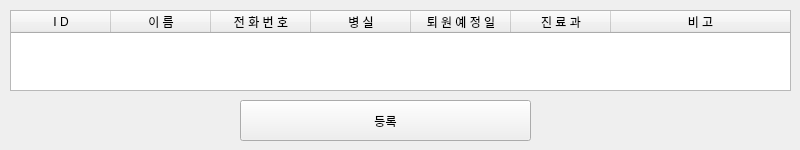
The window that register.ui (vinca0224/InpatientProgram) describes before a commit, drawn with Qt 5.
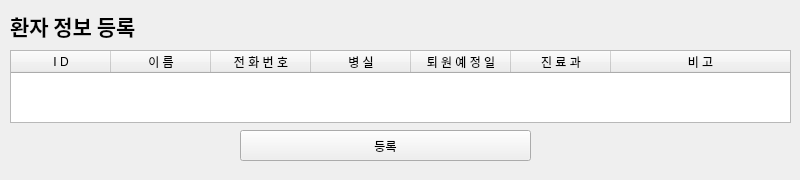
The same window after the commit.

```diff
--- a/register.ui
+++ b/register.ui
@@ -7,19 +7,19 @@
     <x>0</x>
     <y>0</y>
     <width>800</width>
-    <height>150</height>
+    <height>180</height>
    </rect>
   </property>
   <property name="minimumSize">
    <size>
     <width>800</width>
-    <height>150</height>
+    <height>180</height>
    </size>
   </property>
   <property name="maximumSize">
    <size>
     <width>800</width>
-    <height>150</height>
+    <height>180</height>
    </size>
   </property>
   <property name="windowTitle">
@@ -29,9 +29,9 @@
    <property name="geometry">
     <rect>
      <x>10</x>
-     <y>10</y>
+     <y>50</y>
      <width>781</width>
-     <height>81</height>
+     <height>73</height>
     </rect>
    </property>
    <layout class="QVBoxLayout" name="verticalLayout">
@@ -44,7 +44,7 @@
        <bool>false</bool>
       </attribute>
       <attribute name="horizontalHeaderMinimumSectionSize">
-       <number>33</number>
+       <number>50</number>
       </attribute>
       <attribute name="horizontalHeaderDefaultSectionSize">
        <number>100</number>
@@ -55,6 +55,12 @@
       <attribute name="horizontalHeaderStretchLastSection">
        <bool>true</bool>
       </attribute>
+      <attribute name="verticalHeaderMinimumSectionSize">
+       <number>33</number>
+      </attribute>
+      <attribute name="verticalHeaderDefaultSectionSize">
+       <number>50</number>
+      </attribute>
       <attribute name="verticalHeaderShowSortIndicator" stdset="0">
        <bool>false</bool>
       </attribute>
@@ -125,15 +131,42 @@
    <property name="geometry">
     <rect>
      <x>240</x>
-     <y>100</y>
+     <y>130</y>
      <width>291</width>
-     <height>41</height>
+     <height>31</height>
     </rect>
    </property>
    <property name="text">
     <string>등록</string>
    </property>
   </widget>
+  <widget class="QWidget" name="verticalLayoutWidget_2">
+   <property name="geometry">
+    <rect>
+     <x>10</x>
+     <y>10</y>
+     <width>160</width>
+     <height>31</height>
+    </rect>
+   </property>
+   <layout class="QVBoxLayout" name="verticalLayout_2">
+    <item>
+     <widget class="QLabel" name="label">
+      <property name="font">
+       <font>
+        <family>나눔고딕코딩</family>
+        <pointsize>16</pointsize>
+        <weight>75</weight>
+        <bold>true</bold>
+       </font>
+      </property>
+      <property name="text">
+       <string>환자 정보 등록</string>
+      </property>
+     </widget>
+    </item>
+   </layout>
+  </widget>
  </widget>
  <resources/>
  <connections/>
```
